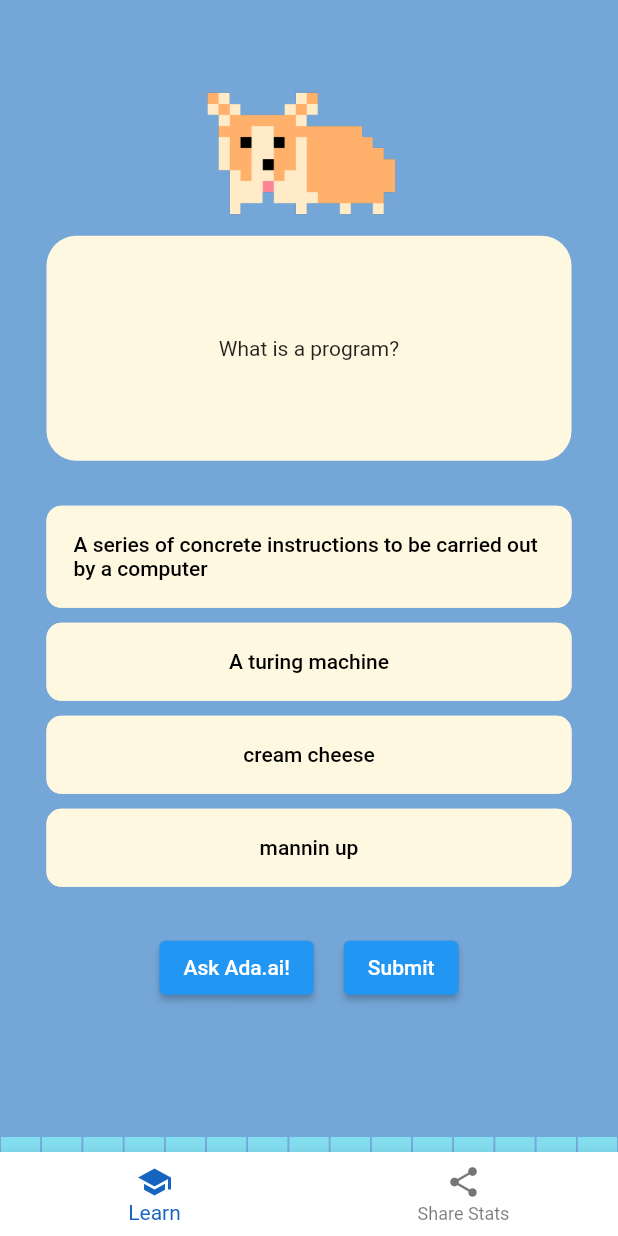
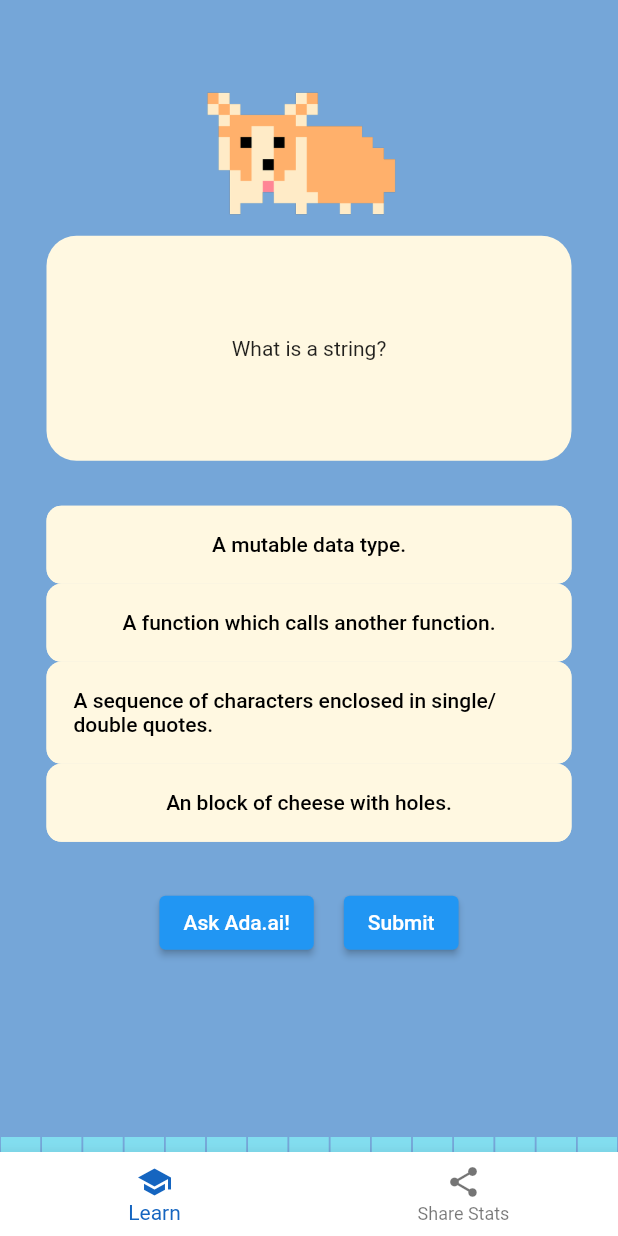
Before and after one commit to jma02/ada.ai, a Flutter app: the screen it shows after launch, on a phone screen of 412 x 824 dp. Run offline on Flutter 3.47's test engine with Material 2 defaults, Android fonts, the phone set to English and light mode, and no system bars; drawn by our look-alikes of animated_background, step_progress_indicator; our stand-ins replace envied; missing offline and left inert: dart_openai.

Commit message:
feat: problems, and displaying a problem through map function

```diff
--- a/lib/main.dart
+++ b/lib/main.dart
@@ -48,7 +48,7 @@ class MyHomePage extends StatefulWidget {
 class _MyHomePageState extends State<MyHomePage> with TickerProviderStateMixin {
   int _exp = 0;
   int _selectedIndex = 0;
-  int _question = -1;
+  int _selectedOption = -1;
   int _answer = 0;
 
   void _incrementExp(int x) {
@@ -63,9 +63,9 @@ class _MyHomePageState extends State<MyHomePage> with TickerProviderStateMixin {
     });
   }
 
-  void _onSelectQ(int question) async {
+  void _onSelectOption(int option) async {
     setState(() {
-      _question = question;
+      _selectedOption = option;
     });
   }
 
@@ -121,10 +121,13 @@ class _MyHomePageState extends State<MyHomePage> with TickerProviderStateMixin {
                       exp: _exp,
                     ),
                     Quiz(
-                        exp: _exp,
-                        incrementExp: (int x) => _incrementExp(x),
-                        question: _question,
-                        onSelectQ: (int question) => _onSelectQ(question)),
+                      exp: _exp,
+                      incrementExp: (int x) => _incrementExp(x),
+                      selectedOption: _selectedOption,
+                      onSelectOption: (int option) => _onSelectOption(option),
+                      answer: _answer,
+                      setCorrectA: _setCorrectA,
+                    ),
                     const SizedBox(height: 30),
                     Row(
                         mainAxisAlignment: MainAxisAlignment.center,
--- a/lib/widgets/custom_radio_button.dart
+++ b/lib/widgets/custom_radio_button.dart
@@ -4,36 +4,36 @@ class CustomRadioButton extends StatelessWidget {
   const CustomRadioButton(
       {super.key,
       required this.text,
-      required this.index,
-      required this.onSelectQ,
-      required this.question});
+      required this.selectedOption,
+      required this.onSelectOption,
+      required this.option});
   final String text;
-  final int index;
-  final int question;
-  final void Function(int) onSelectQ;
+  final int selectedOption;
+  final int option;
+  final void Function(int) onSelectOption;
   @override
   Widget build(BuildContext context) {
     return SizedBox(
         width: 350,
         child: OutlinedButton(
           onPressed: () {
-            onSelectQ(index);
+            onSelectOption(option);
           },
           style: OutlinedButton.styleFrom(
               padding: const EdgeInsets.all(18.0),
               shape: RoundedRectangleBorder(
                   borderRadius: BorderRadius.circular(10)),
               side: BorderSide(
-                  color: (question == index)
+                  color: (option == selectedOption)
                       ? Colors.blue
                       : Color.fromRGBO(255, 248, 225, 1)),
-              backgroundColor: ((question == index)
+              backgroundColor: ((option == selectedOption)
                   ? Colors.blue[50]
                   : Color.fromRGBO(255, 248, 225, 1))),
           child: Text(
             text,
             style: TextStyle(
-              color: (question == index) ? Colors.blue : Colors.black,
+              color: (option == selectedOption) ? Colors.blue : Colors.black,
             ),
           ),
         ));
--- a/lib/widgets/message_composer.dart
+++ b/lib/widgets/message_composer.dart
@@ -40,7 +40,7 @@ class MessageComposer extends StatelessWidget {
                         ),
                         Padding(
                           padding: EdgeInsets.all(12),
-                          child: Text('Fetching ... 🐕 '),
+                          child: Text('Fetching 🐕 '),
                         ),
                       ],
                     ),
--- a/lib/widgets/quiz.dart
+++ b/lib/widgets/quiz.dart
@@ -1,18 +1,38 @@
 import 'package:ada_ai/widgets/custom_radio_button.dart';
 import 'package:flutter/material.dart';
+import 'package:ada_ai/problems/problems108.dart';
 
-class Quiz extends StatelessWidget {
+class Quiz extends StatefulWidget {
   const Quiz({
     super.key,
     required this.exp,
     required this.incrementExp,
-    required this.question,
-    required this.onSelectQ,
+    required this.selectedOption,
+    required this.onSelectOption,
+    required this.answer,
+    required this.setCorrectA,
   });
+  final int answer;
   final int exp;
+  final void Function(int x) setCorrectA;
   final void Function(int x) incrementExp;
-  final void Function(int) onSelectQ;
-  final int question;
+  final void Function(int) onSelectOption;
+  final int selectedOption;
+
+  @override
+  _QuizState createState() => _QuizState();
+}
+
+class _QuizState extends State<Quiz> {
+  late List<int> indices;
+
+  @override
+  void initState() {
+    super.initState();
+    indices = List.generate(problems108.length, (i) => i)..shuffle();
+  }
+
+  int index = 0;
 
   @override
   Widget build(BuildContext context) {
@@ -26,33 +46,16 @@ class Quiz extends StatelessWidget {
               borderRadius: BorderRadius.circular(20),
               color: Colors.amber[50],
             ),
-            child: const Center(child: Text('What is a program?')),
+            child: Center(child: Text(problems108[indices[index]].problem)),
           ),
           const SizedBox(height: 30),
-          CustomRadioButton(
-              text:
-                  'A series of concrete instructions to be carried out by a computer',
-              index: 1,
-              onSelectQ: onSelectQ,
-              question: question),
-          const SizedBox(height: 10),
-          CustomRadioButton(
-              text: 'A turing machine',
-              index: 2,
-              onSelectQ: onSelectQ,
-              question: question),
-          const SizedBox(height: 10),
-          CustomRadioButton(
-              text: 'cream cheese',
-              index: 3,
-              onSelectQ: onSelectQ,
-              question: question),
-          const SizedBox(height: 10),
-          CustomRadioButton(
-              text: 'mannin up',
-              index: 4,
-              onSelectQ: onSelectQ,
-              question: question),
+          ...problems108[indices[index]].options.asMap().entries.map(
+                (x) => CustomRadioButton(
+                    text: x.value,
+                    selectedOption: widget.selectedOption,
+                    onSelectOption: widget.onSelectOption,
+                    option: x.key),
+              ),
         ]);
   }
 }
```
Also changed, not shown: flutter_01.png (added).
